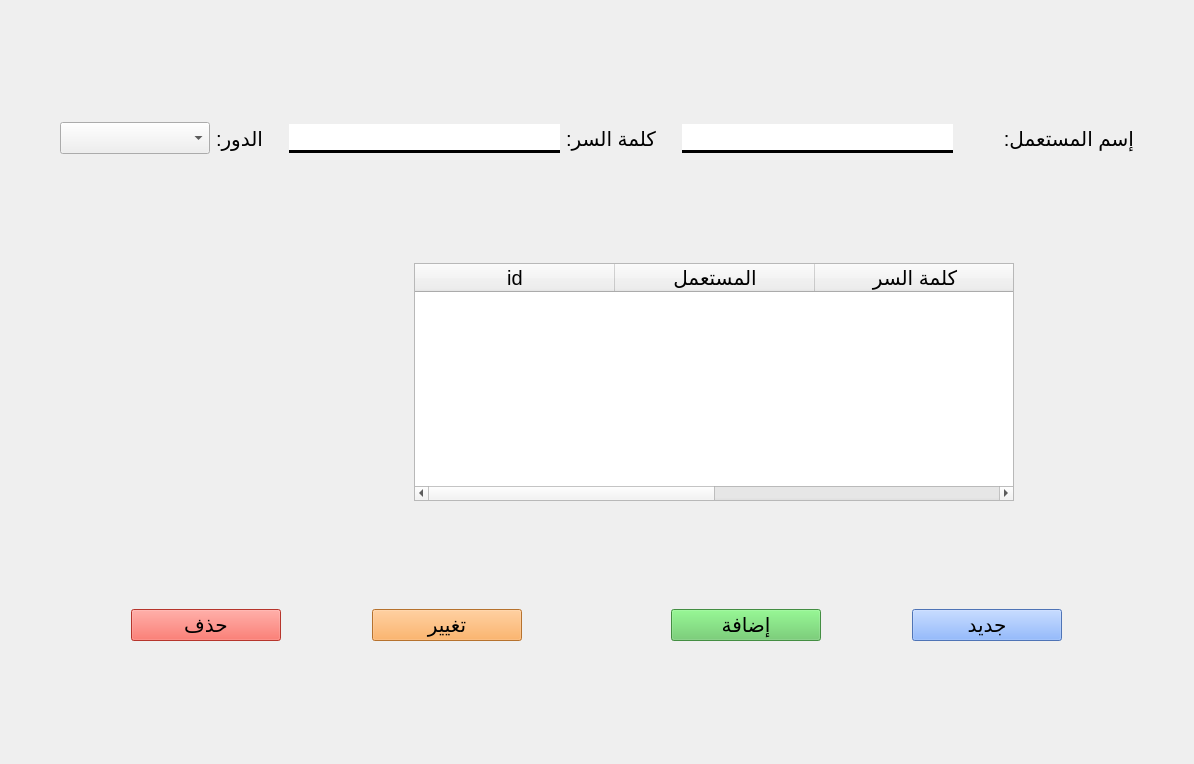
Old version of the form app/ui/others/user.ui in the repository yahiab05/student-managment-v2.0.
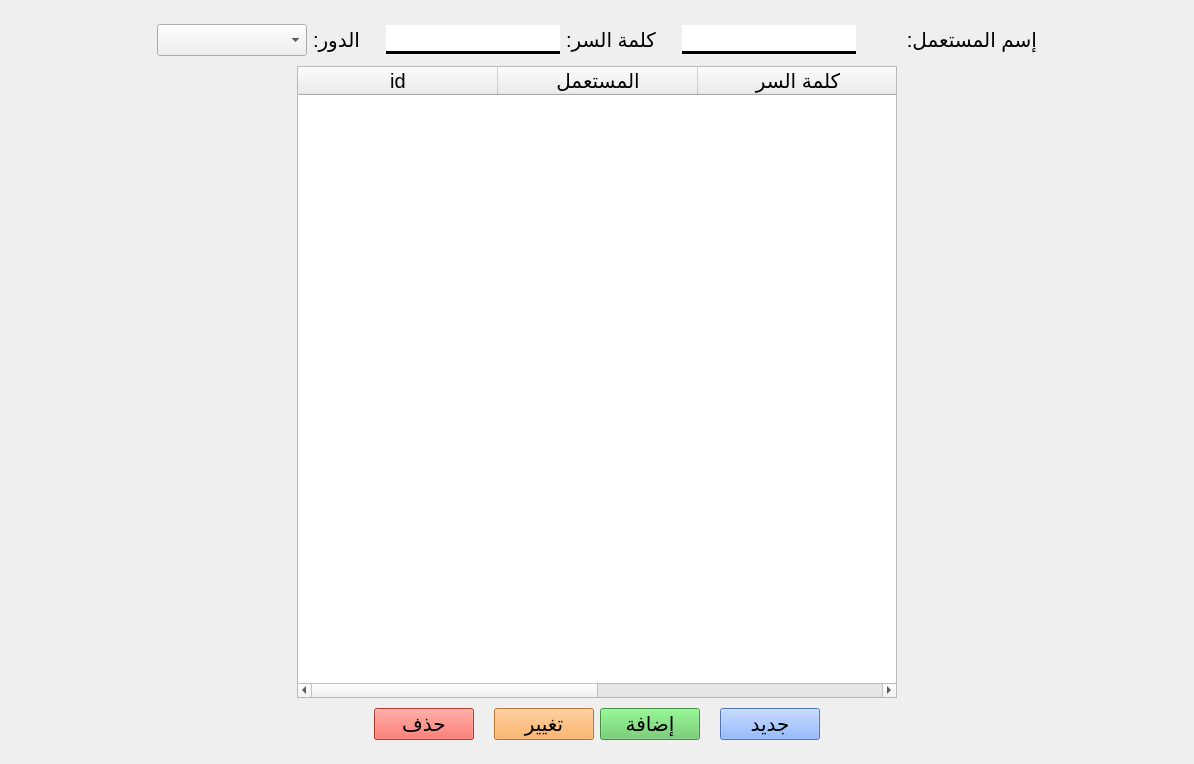
New version of the form.

```diff
--- a/app/ui/others/user.ui
+++ b/app/ui/others/user.ui
@@ -30,10 +30,13 @@
        <layout class="QHBoxLayout" name="horizontalLayout_3">
         <item>
          <spacer name="horizontalSpacer_6">
+          <property name="orientation">
+           <enum>Qt::Horizontal</enum>
+          </property>
           <property name="sizeHint" stdset="0">
            <size>
-            <width>40</width>
-            <height>20</height>
+            <width>20</width>
+            <height>40</height>
            </size>
           </property>
          </spacer>
@@ -82,6 +85,9 @@
         </item>
         <item>
          <spacer name="horizontalSpacer_8">
+          <property name="orientation">
+           <enum>Qt::Horizontal</enum>
+          </property>
           <property name="sizeType">
            <enum>QSizePolicy::Fixed</enum>
           </property>
@@ -135,6 +141,9 @@
         </item>
         <item>
          <spacer name="horizontalSpacer_7">
+          <property name="orientation">
+           <enum>Qt::Horizontal</enum>
+          </property>
           <property name="sizeType">
            <enum>QSizePolicy::Fixed</enum>
           </property>
@@ -182,10 +191,13 @@
         </item>
         <item>
          <spacer name="horizontalSpacer_5">
+          <property name="orientation">
+           <enum>Qt::Horizontal</enum>
+          </property>
           <property name="sizeHint" stdset="0">
            <size>
-            <width>40</width>
-            <height>20</height>
+            <width>20</width>
+            <height>40</height>
            </size>
           </property>
          </spacer>
@@ -215,10 +227,13 @@
          </property>
          <item>
           <spacer name="horizontalSpacer_10">
+           <property name="orientation">
+            <enum>Qt::Horizontal</enum>
+           </property>
            <property name="sizeHint" stdset="0">
             <size>
-             <width>274</width>
-             <height>20</height>
+             <width>20</width>
+             <height>274</height>
             </size>
            </property>
           </spacer>
@@ -302,10 +317,13 @@
          </item>
          <item>
           <spacer name="horizontalSpacer_9">
+           <property name="orientation">
+            <enum>Qt::Horizontal</enum>
+           </property>
            <property name="sizeHint" stdset="0">
             <size>
-             <width>40</width>
-             <height>20</height>
+             <width>20</width>
+             <height>40</height>
             </size>
            </property>
           </spacer>
@@ -338,10 +356,13 @@
            </property>
            <item>
             <spacer name="horizontalSpacer">
+             <property name="orientation">
+              <enum>Qt::Horizontal</enum>
+             </property>
              <property name="sizeHint" stdset="0">
               <size>
-               <width>40</width>
-               <height>20</height>
+               <width>20</width>
+               <height>40</height>
               </size>
              </property>
             </spacer>
@@ -375,6 +396,9 @@
            </item>
            <item>
             <spacer name="horizontalSpacer_3">
+             <property name="orientation">
+              <enum>Qt::Horizontal</enum>
+             </property>
              <property name="sizeType">
               <enum>QSizePolicy::Fixed</enum>
              </property>
@@ -466,6 +490,9 @@
            </item>
            <item>
             <spacer name="horizontalSpacer_4">
+             <property name="orientation">
+              <enum>Qt::Horizontal</enum>
+             </property>
              <property name="sizeType">
               <enum>QSizePolicy::Fixed</enum>
              </property>
@@ -506,10 +533,13 @@
            </item>
            <item>
             <spacer name="horizontalSpacer_2">
+             <property name="orientation">
+              <enum>Qt::Horizontal</enum>
+             </property>
              <property name="sizeHint" stdset="0">
               <size>
-               <width>40</width>
-               <height>20</height>
+               <width>20</width>
+               <height>40</height>
               </size>
              </property>
             </spacer>
```
